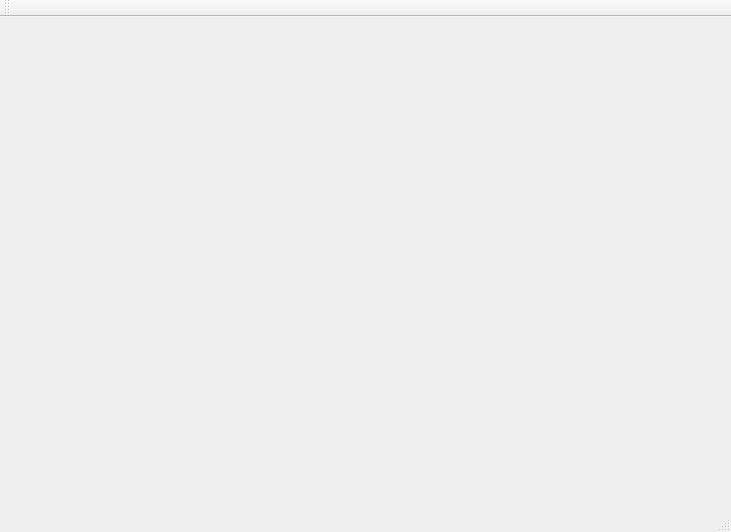
This is mainwindow.ui in 42Miles/my-videoplayer as Qt 5 draws it before an edit. The edited form follows.
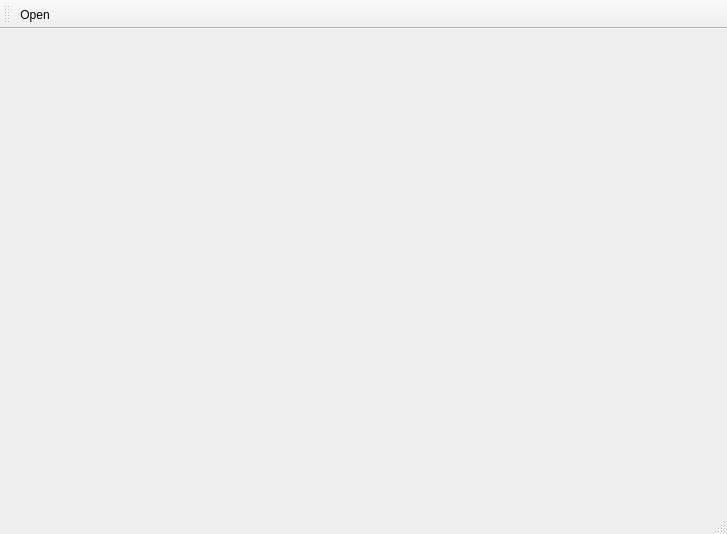
This is the edited form. Icons and pictures are not drawn.

Commit message: Added buttons like play, stop, pause and added trigger scripts for them

The edit to the form file:
```diff
--- a/mainwindow.ui
+++ b/mainwindow.ui
@@ -6,8 +6,8 @@
    <rect>
     <x>0</x>
     <y>0</y>
-    <width>731</width>
-    <height>532</height>
+    <width>727</width>
+    <height>534</height>
    </rect>
   </property>
   <property name="windowTitle">
@@ -39,6 +39,7 @@
    <attribute name="toolBarBreak">
     <bool>false</bool>
    </attribute>
+   <addaction name="actionOpen"/>
   </widget>
   <action name="actionOpen">
    <property name="icon">
```
Left out of the diff: 4 changed lines with no effect on the pictures. The commit also changes 2 other files.
